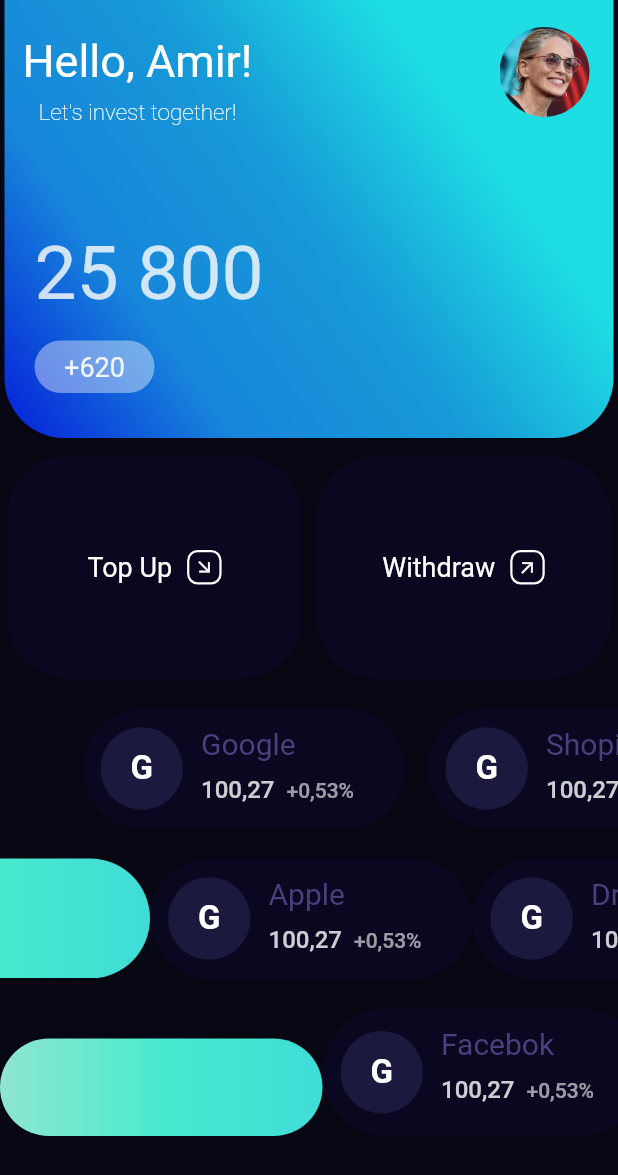
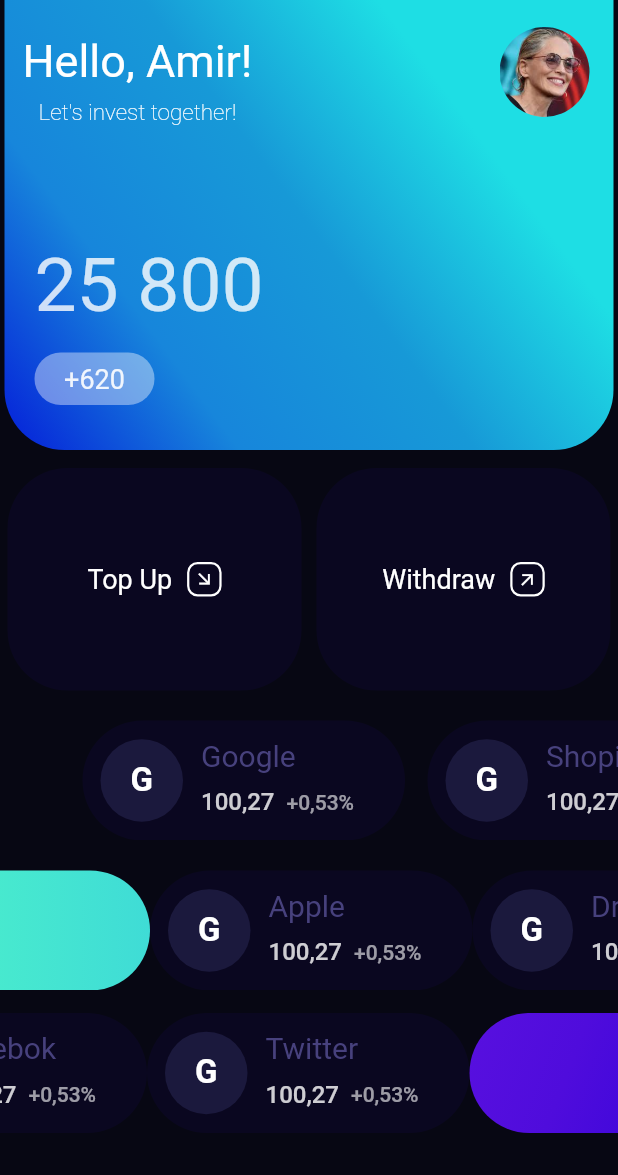
Before and after one commit to amir-hossein-rajaezadeh/invest_money, a Flutter app: the screen it shows after launch, on a phone screen of 412 x 824 dp. Shown: the top 1175 px of the screen. Run offline on Flutter 3.47's test engine with Material 2 defaults, Android fonts, the phone set to English and light mode, and no system bars.

Commit message:
done animated container

```diff
--- a/lib/main.dart
+++ b/lib/main.dart
@@ -1,3 +1,5 @@
+import 'dart:math';
+
 import 'package:flutter/material.dart';
 
 void main() {
@@ -29,7 +31,8 @@ class MyHomePage extends StatefulWidget {
 }
 
 class _MyHomePageState extends State<MyHomePage> with TickerProviderStateMixin {
-  late ScrollController _controller; // <--
+  late ScrollController _firstScrollController;
+  late ScrollController _secondScrollController;
 
   late Animation<Offset> firstRightToLeftAnim;
   late AnimationController firstRightToLeftAnimController;
@@ -51,21 +54,22 @@ class _MyHomePageState extends State<MyHomePage> with TickerProviderStateMixin {
     "Yandex",
   ];
 
-  List<String> thirdBrandList = ["Amazon", "Facebok", "Twitter"];
-  // late ScrollController _controller;
+  List<String> thirdBrandList = ["Amazon", "Facebok", "Twitter", ""];
   bool isFirstTry = true;
 
   bool showListView = false;
 
   @override
   void dispose() {
-    _controller.dispose();
+    _firstScrollController.dispose();
+    _secondScrollController.dispose();
     super.dispose();
   }
 
   @override
   void initState() {
-    _controller = ScrollController(initialScrollOffset: 155.0);
+    _firstScrollController = ScrollController(initialScrollOffset: 155.0);
+    _secondScrollController = ScrollController(initialScrollOffset: 372.0);
 
     firstRightToLeftAnimController = AnimationController(
       vsync: this,
@@ -128,27 +132,30 @@ class _MyHomePageState extends State<MyHomePage> with TickerProviderStateMixin {
         });
       }
     });
-    // _controller.addListener(() {});
+
+    Future.delayed(const Duration(milliseconds: 50))
+        .then((value) => setState(() {
+              _height = 300;
+            }));
     super.initState();
   }
 
+  double _height = 0;
   @override
   Widget build(BuildContext context) {
     double? height = MediaQuery.of(context).size.height;
     double? width = MediaQuery.of(context).size.width;
-
     if (isFirstTry) {
       isFirstTry = false;
-      // _controller.jumpTo(200);
     }
-
     return SafeArea(
       child: Scaffold(
         backgroundColor: const Color(0xFF070713),
         body: Column(
           children: [
             AnimatedContainer(
-              duration: const Duration(seconds: 1),
+              height: _height,
+              duration: const Duration(milliseconds: 1500),
               margin: const EdgeInsets.only(right: 3, left: 3),
               decoration: const BoxDecoration(
                   borderRadius: BorderRadius.only(
@@ -166,7 +173,6 @@ class _MyHomePageState extends State<MyHomePage> with TickerProviderStateMixin {
                       Color(0xFF051ed9),
                     ],
                   )),
-              height: height / 2 - 120,
               child: Column(
                 crossAxisAlignment: CrossAxisAlignment.start,
                 mainAxisAlignment: MainAxisAlignment.spaceBetween,
@@ -295,7 +301,11 @@ class _MyHomePageState extends State<MyHomePage> with TickerProviderStateMixin {
                       SlideTransition(
                         position: rightBoxAnim,
                         child: InkWell(
-                          onTap: () {},
+                          onTap: () {
+                            setState(() {
+                              _height = height / 2 - 120;
+                            });
+                          },
                           child: Container(
                             width: width / 2 - 10,
                             height: height * .18,
@@ -430,7 +440,7 @@ class _MyHomePageState extends State<MyHomePage> with TickerProviderStateMixin {
                     margin: const EdgeInsets.only(top: 20),
                     child: ListView.builder(
                       shrinkWrap: true,
-                      controller: _controller,
+                      controller: _firstScrollController,
                       physics: const BouncingScrollPhysics(),
                       scrollDirection: Axis.horizontal,
                       itemCount: secondBrndList.length,
@@ -563,9 +573,10 @@ class _MyHomePageState extends State<MyHomePage> with TickerProviderStateMixin {
                   ),
             showListView
                 ? Container(
-                    height: 85,
-                    margin: const EdgeInsets.only(top: 20),
+                    height: 80,
+                    margin: const EdgeInsets.only(top: 15),
                     child: ListView.builder(
+                      controller: _secondScrollController,
                       shrinkWrap: true,
                       physics: const BouncingScrollPhysics(),
                       scrollDirection: Axis.horizontal,
@@ -573,23 +584,26 @@ class _MyHomePageState extends State<MyHomePage> with TickerProviderStateMixin {
                       itemBuilder: (context, index) {
                         String title = thirdBrandList[index];
 
-                        return index == 0
+                        return title == ""
                             ? Container(
-                                height: 85,
-                                margin: const EdgeInsets.only(top: 20),
-                                width: 215,
+                                height: 80,
+                                margin: EdgeInsets.only(
+                                    right: 0, left: index == 0 ? 40 : 0),
+                                width: 210,
                                 decoration: BoxDecoration(
                                   borderRadius: BorderRadius.circular(100),
                                   gradient: const LinearGradient(
-                                    begin: Alignment.topRight,
-                                    end: Alignment.topLeft,
+                                    begin: Alignment.topLeft,
+                                    end: Alignment.bottomRight,
                                     colors: [
-                                      Color(0xFF3fdcd6),
-                                      Color(0xFF48eace),
-                                      Color(0xFF90e6cf)
+                                      Color(0xFF5810df),
+                                      Color(0xFF4f0cdc),
+                                      Color(0xFF3d06db),
+                                      Color(0xFF0e07ca)
                                     ],
                                   ),
                                 ),
+                                child: Row(children: []),
                               )
                             : Container(
                                 height: 80,
@@ -676,7 +690,7 @@ class _MyHomePageState extends State<MyHomePage> with TickerProviderStateMixin {
                 : SlideTransition(
                     position: secondRightToLeftAnim,
                     child: Container(
-                      margin: const EdgeInsets.only(top: 12),
+                      margin: const EdgeInsets.only(top: 15),
                       width: 215,
                       height: 80,
                       decoration: BoxDecoration(
```
